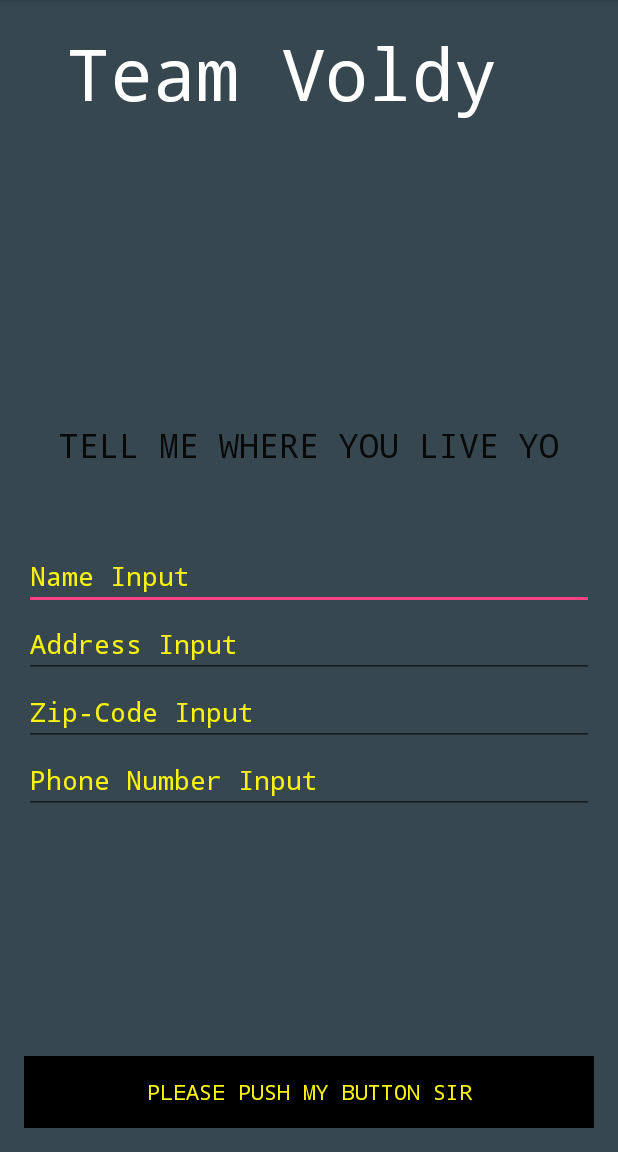
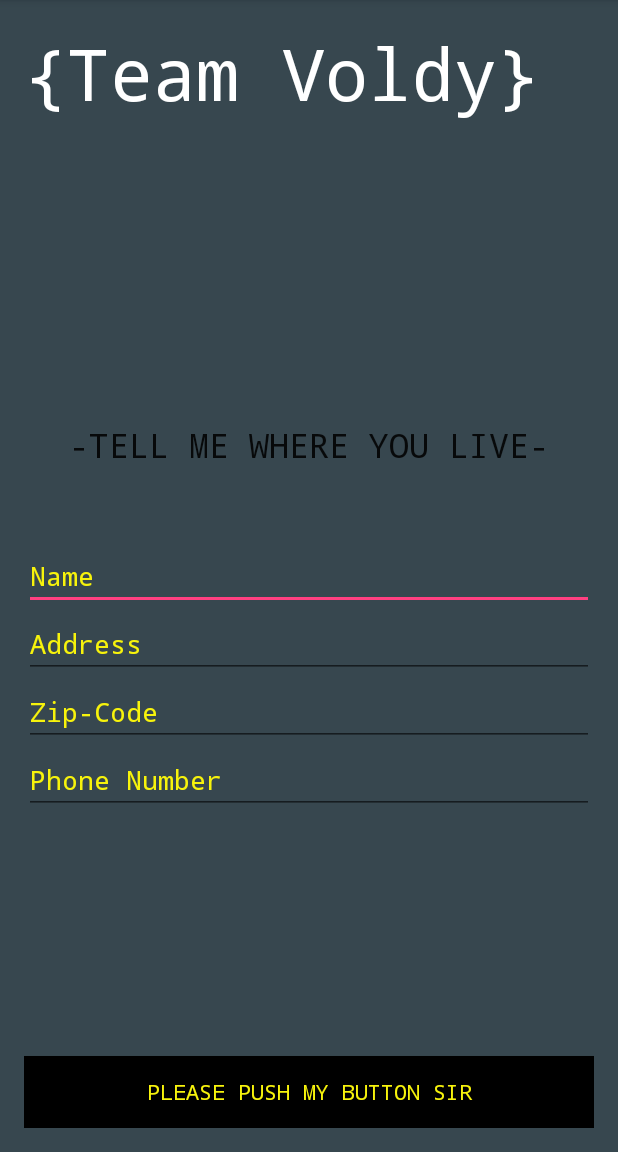
Before and after one commit to deldoyle/TeamVoldemort, an Android app: the screen it shows after launch (MainActivity), on a phone screen of 412 x 824 dp, the part 84-1236 px from its top. Run offline under Robolectric (Android 15) with nearby library versions, the phone set to English and light mode, and no system bars.

Commit message:
New push on 2nd xml file

```diff
--- a/GroupAppOne/app/src/main/res/layout/activity_main.xml
+++ b/GroupAppOne/app/src/main/res/layout/activity_main.xml
@@ -27,7 +27,7 @@
         android:layout_width="match_parent"
         android:layout_height="wrap_content"
         android:id="@+id/editName"
-        android:text="Name Input"
+        android:text="Name"
         android:layout_centerVertical="true"
         android:layout_alignParentLeft="true"
         android:layout_alignParentStart="true"
@@ -41,7 +41,7 @@
         android:id="@+id/editAddress"
         android:layout_below="@+id/editName"
         android:layout_centerHorizontal="true"
-        android:text="Address Input"
+        android:text="Address"
         android:textColor="#f7f30c"
         android:typeface="monospace"
         android:visibility="visible"/>
@@ -50,7 +50,7 @@
         android:layout_width="match_parent"
         android:layout_height="wrap_content"
         android:id="@+id/editPhone"
-        android:text="Phone Number Input"
+        android:text="Phone Number"
         android:layout_below="@+id/editZip"
         android:layout_alignParentRight="true"
         android:layout_alignParentEnd="true"
@@ -61,14 +61,13 @@
     <TextView
         android:layout_width="match_parent"
         android:layout_height="wrap_content"
-        android:text=" Team Voldy"
+        android:text="{Team Voldy}"
         android:id="@+id/textView"
         android:layout_alignParentTop="true"
         android:layout_alignRight="@+id/editName"
         android:layout_alignEnd="@+id/editName"
         android:textSize="48dp"
         android:textColor="#ffffff"
-        android:background="@android:color/black"
         android:backgroundTint="@color/abc_background_cache_hint_selector_material_dark"
         android:typeface="monospace"/>
 
@@ -78,7 +77,7 @@
         android:id="@+id/editZip"
         android:layout_below="@+id/editAddress"
         android:layout_centerHorizontal="true"
-        android:text="Zip-Code Input"
+        android:text="Zip-Code"
         android:textColor="#f7f30c"
         android:typeface="monospace"
         android:visibility="visible"/>
@@ -87,7 +86,7 @@
         android:layout_width="wrap_content"
         android:layout_height="wrap_content"
         android:textAppearance="?android:attr/textAppearanceLarge"
-        android:text="TELL ME WHERE YOU LIVE YO"
+        android:text="-TELL ME WHERE YOU LIVE-"
         android:id="@+id/textView2"
         android:layout_above="@+id/editName"
         android:layout_centerHorizontal="true"
```
Also changed, not shown: GroupAppOne/app/src/main/res/layout/activity_second.xml (+10 -1 lines), GroupAppOne/app/src/main/res/drawable-xhdpi/hillsarealive.png (added), GroupAppOne/app/src/main/res/drawable-xhdpi/search.png (added), GroupAppOne/app/src/main/res/drawable-xhdpi/voldybettt.png (added).
